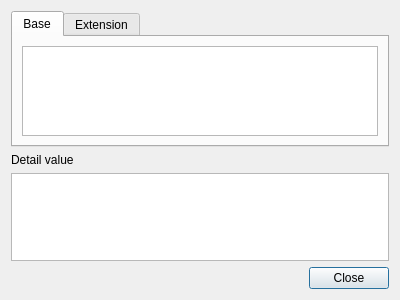
jykim74/CertMan, file CAMan/cert_info_dlg.ui: the form before one commit.
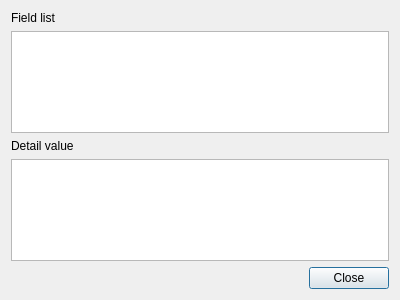
The form after the commit.

Diff of the .ui file:
```diff
--- a/CAMan/cert_info_dlg.ui
+++ b/CAMan/cert_info_dlg.ui
@@ -14,41 +14,17 @@
    <string>Dialog</string>
   </property>
   <layout class="QGridLayout" name="gridLayout">
-   <item row="0" column="0" colspan="2">
-    <widget class="QTabWidget" name="tabWidget">
-     <property name="currentIndex">
-      <number>0</number>
-     </property>
-     <widget class="QWidget" name="tab">
-      <attribute name="title">
-       <string>Base</string>
-      </attribute>
-      <layout class="QVBoxLayout" name="verticalLayout">
-       <item>
-        <widget class="QTableWidget" name="mBaseTable"/>
-       </item>
-      </layout>
-     </widget>
-     <widget class="QWidget" name="tab_2">
-      <attribute name="title">
-       <string>Extension</string>
-      </attribute>
-      <layout class="QVBoxLayout" name="verticalLayout_2">
-       <item>
-        <widget class="QTableWidget" name="mExtensionTable"/>
-       </item>
-      </layout>
-     </widget>
-    </widget>
-   </item>
-   <item row="3" column="1">
-    <widget class="QPushButton" name="mCloseBtn">
+   <item row="2" column="0">
+    <widget class="QLabel" name="label_2">
      <property name="text">
-      <string>Close</string>
+      <string>Detail value</string>
      </property>
     </widget>
    </item>
-   <item row="3" column="0">
+   <item row="3" column="0" colspan="2">
+    <widget class="QTextEdit" name="mDetailText"/>
+   </item>
+   <item row="4" column="0">
     <spacer name="horizontalSpacer">
      <property name="orientation">
       <enum>Qt::Horizontal</enum>
@@ -61,13 +37,20 @@
      </property>
     </spacer>
    </item>
-   <item row="2" column="0" colspan="2">
-    <widget class="QTextEdit" name="mDetailText"/>
+   <item row="4" column="1">
+    <widget class="QPushButton" name="mCloseBtn">
+     <property name="text">
+      <string>Close</string>
+     </property>
+    </widget>
    </item>
-   <item row="1" column="0">
-    <widget class="QLabel" name="label_2">
+   <item row="1" column="0" colspan="2">
+    <widget class="QTableWidget" name="mFieldTable"/>
+   </item>
+   <item row="0" column="0">
+    <widget class="QLabel" name="label">
      <property name="text">
-      <string>Detail value</string>
+      <string>Field list</string>
      </property>
     </widget>
    </item>
```
